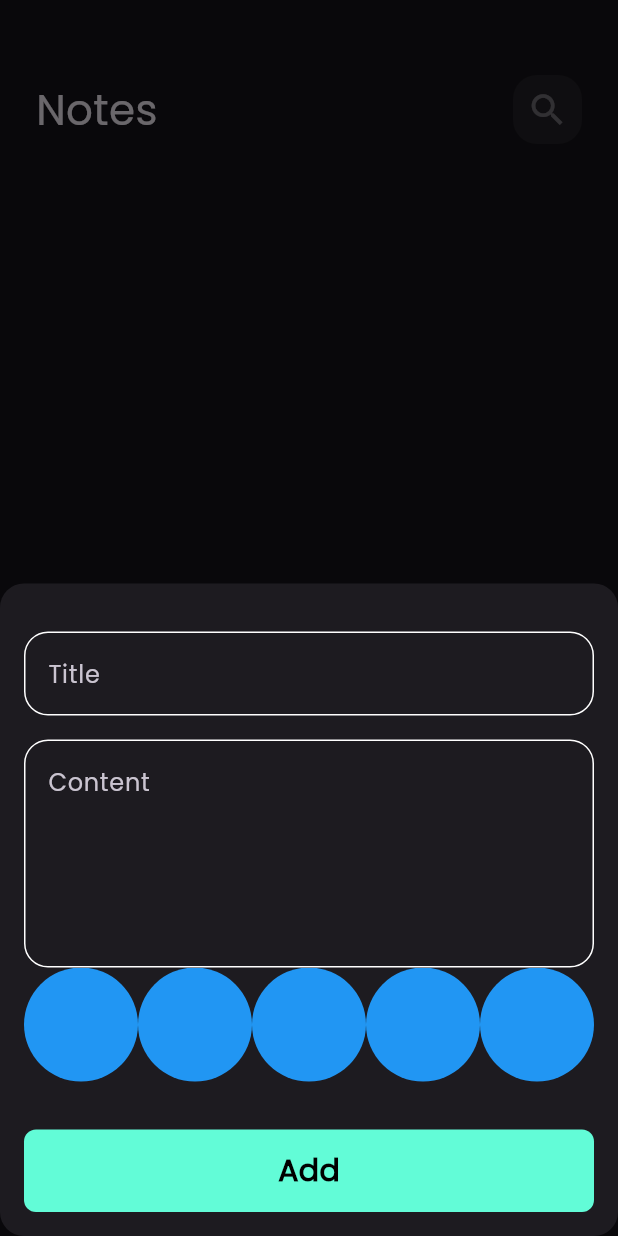
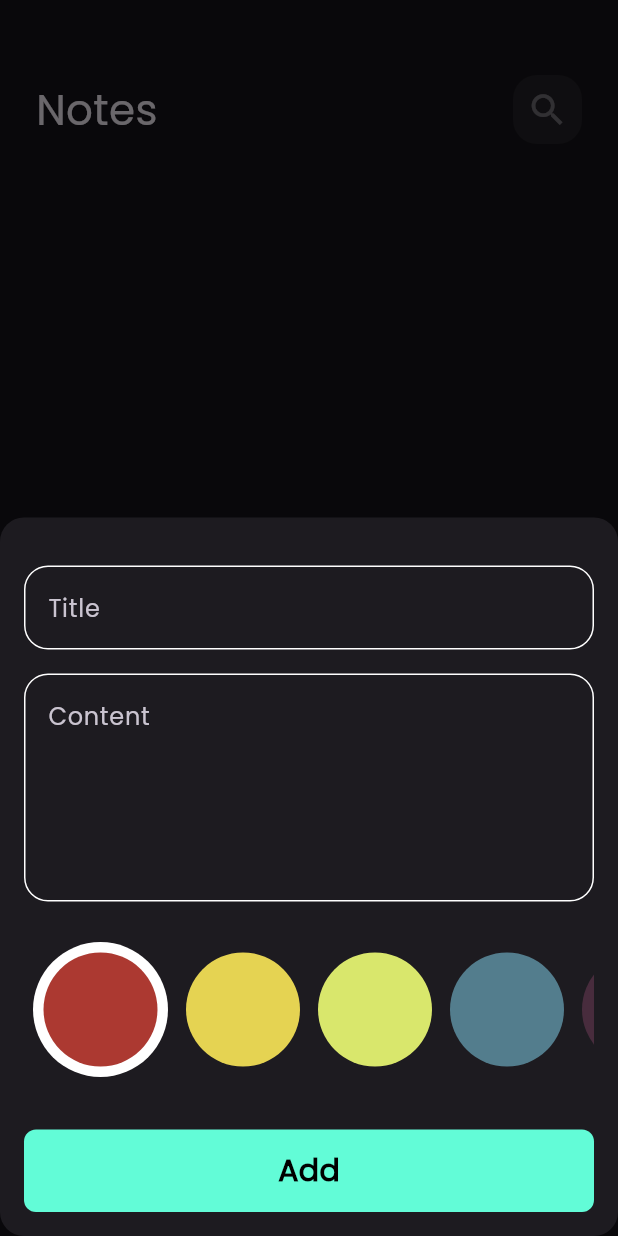
Before and after one commit to Abderlahman-Omar/notes_app, a Flutter app: the screen it shows after launch, after a tap on the "add" icon, on a phone screen of 412 x 824 dp. Run offline on Flutter 3.47's test engine with Material 3 defaults, Android fonts, the phone set to English and light mode, and no system bars; our stand-ins replace flutter_bloc, hive, hive_flutter; accounts and stored records are empty.

Commit message:
colors list view part 2

```diff
--- a/lib/views/widgets/colors_list_view.dart
+++ b/lib/views/widgets/colors_list_view.dart
@@ -1,29 +1,72 @@
 import 'package:flutter/material.dart';
 
 class ColorItem extends StatelessWidget {
-  const ColorItem({super.key});
-
+  const ColorItem({super.key, required this.isActive, required this.color});
+  final bool isActive;
+  final Color color;
   @override
   Widget build(BuildContext context) {
-    return const CircleAvatar(
-      radius: 38,
-      backgroundColor: Colors.blue,
-    );
+    return isActive
+        ? CircleAvatar(
+            radius: 45,
+            backgroundColor: Colors.white,
+            child: CircleAvatar(
+              radius: 38,
+              backgroundColor: color,
+            ),
+          )
+        : CircleAvatar(
+            radius: 38,
+            backgroundColor: color,
+          );
   }
 }
 
-class ColorsListView extends StatelessWidget {
-  const ColorsListView({super.key});
+class ColorsListView extends StatefulWidget {
+  const ColorsListView({
+    super.key,
+  });
+
+  @override
+  State<ColorsListView> createState() => _ColorsListViewState();
+}
+
+class _ColorsListViewState extends State<ColorsListView> {
+  int currentIndex = 0;
+
+  List<Color> colors = const [
+    Color(0xffAC3931),
+    Color(0xffE5D352),
+    Color(0xffD9E76C),
+    Color(0xff537D8D),
+    Color(0xff482C3D),
+  ];
 
   @override
   Widget build(BuildContext context) {
     return SizedBox(
-      height: 76,
+      height: 120,
       child: ListView.builder(
-        itemCount: 10,
+        itemCount: colors.length,
         scrollDirection: Axis.horizontal,
         itemBuilder: (context, index) {
-          return const ColorItem();
+          return Padding(
+            padding: const EdgeInsets.only(
+              left: 6,
+              right: 6,
+              top: 24,
+            ),
+            child: GestureDetector(
+              onTap: () {
+                currentIndex = index;
+                setState(() {});
+              },
+              child: ColorItem(
+                color: colors[index],
+                isActive: currentIndex == index,
+              ),
+            ),
+          );
         },
       ),
     );
```
